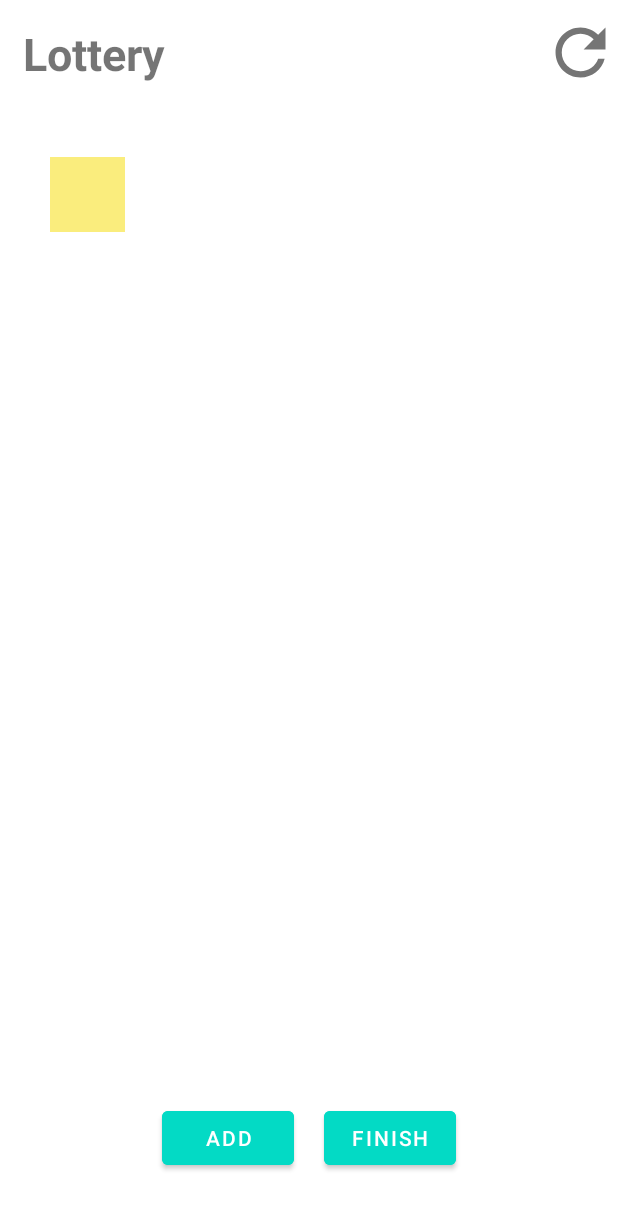
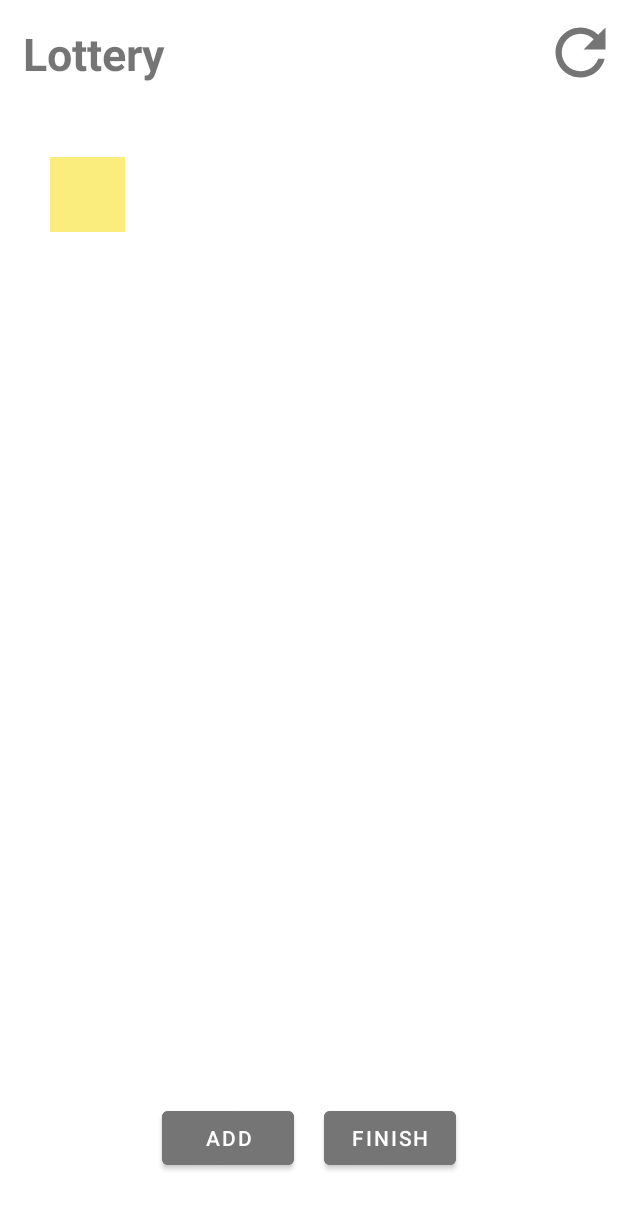
Before and after one commit to dewpe000/madcamp-Project-1, an Android app: the LotteryActivity screen opened directly, with no data from a screen before it, after a tap on "ADD", on a phone screen of 412 x 824 dp. Shown: the top 1209 px of the screen. Run offline under Robolectric (Android 15) with nearby library versions, the phone set to English and light mode, and no system bars.

Commit message:
edit color

```diff
--- a/app/src/main/java/com/example/project1/Tab3/Roulette/RouletteActivity.java
+++ b/app/src/main/java/com/example/project1/Tab3/Roulette/RouletteActivity.java
@@ -109,9 +109,9 @@ public class RouletteActivity extends AppCompatActivity {
         int blue = (int)(Math.random() * 100+155);
         int green = (int)(Math.random() * 100+155);
 
-        int color = (int)(Math.random() * 100 + 80);
+        int color = (int)(Math.random() * 100 + 100);
 
-        wheelItems.add(new WheelItem(Color.rgb(color, color, 255), bitmap, newitem));
+        wheelItems.add(new WheelItem(Color.rgb(color, color, 245), bitmap, newitem));
 
         luckyWheel.addWheelItems(wheelItems);
     }
--- a/app/src/main/res/drawable/ic_money.xml
+++ b/app/src/main/res/drawable/ic_money.xml
@@ -2,5 +2,5 @@
 <vector android:height="24dp" android:tint="#FFFFFF"
     android:viewportHeight="24" android:viewportWidth="24"
     android:width="24dp" xmlns:android="http://schemas.android.com/apk/res/android">
-    <path android:fillColor="@android:color/white" android:pathData="M11.8,10.9c-2.27,-0.59 -3,-1.2 -3,-2.15 0,-1.09 1.01,-1.85 2.7,-1.85 1.78,0 2.44,0.85 2.5,2.1h2.21c-0.07,-1.72 -1.12,-3.3 -3.21,-3.81V3h-3v2.16c-1.94,0.42 -3.5,1.68 -3.5,3.61 0,2.31 1.91,3.46 4.7,4.13 2.5,0.6 3,1.48 3,2.41 0,0.69 -0.49,1.79 -2.7,1.79 -2.06,0 -2.87,-0.92 -2.98,-2.1h-2.2c0.12,2.19 1.76,3.42 3.68,3.83V21h3v-2.15c1.95,-0.37 3.5,-1.5 3.5,-3.55 0,-2.84 -2.43,-3.81 -4.7,-4.4z"/>
+    <path android:fillColor="@android:color/transparent" android:pathData="M11.8,10.9c-2.27,-0.59 -3,-1.2 -3,-2.15 0,-1.09 1.01,-1.85 2.7,-1.85 1.78,0 2.44,0.85 2.5,2.1h2.21c-0.07,-1.72 -1.12,-3.3 -3.21,-3.81V3h-3v2.16c-1.94,0.42 -3.5,1.68 -3.5,3.61 0,2.31 1.91,3.46 4.7,4.13 2.5,0.6 3,1.48 3,2.41 0,0.69 -0.49,1.79 -2.7,1.79 -2.06,0 -2.87,-0.92 -2.98,-2.1h-2.2c0.12,2.19 1.76,3.42 3.68,3.83V21h3v-2.15c1.95,-0.37 3.5,-1.5 3.5,-3.55 0,-2.84 -2.43,-3.81 -4.7,-4.4z"/>
 </vector>
--- a/app/src/main/res/layout/activity_draw.xml
+++ b/app/src/main/res/layout/activity_draw.xml
@@ -75,6 +75,7 @@
                 android:orientation="horizontal"
                 android:layout_centerInParent="true"
                 android:gravity="center"
+                android:layout_marginBottom="80dp"
                 >
                 <Button
                     android:layout_width="wrap_content"
--- a/app/src/main/res/layout/activity_lottery.xml
+++ b/app/src/main/res/layout/activity_lottery.xml
@@ -60,14 +60,14 @@
                     android:id="@+id/lotteryAdd"
                     android:layout_width="wrap_content"
                     android:layout_height="wrap_content"
-                    android:backgroundTint="@color/teal_200"
+                    android:backgroundTint="@color/title"
                     android:text="add" />
 
                 <Button
                     android:id="@+id/lotteryFinish"
                     android:layout_width="wrap_content"
                     android:layout_height="wrap_content"
-                    android:backgroundTint="@color/teal_200"
+                    android:backgroundTint="@color/title"
                     android:layout_marginLeft="20dp"
                     android:text="Finish"
                     />
```
Also changed, not shown: app/src/main/res/layout/activity_roulette.xml (+5 -4 lines).
